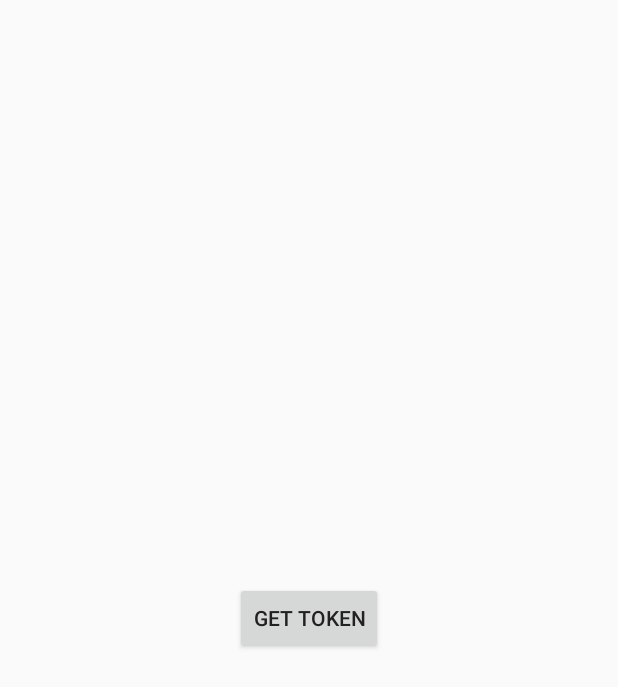
After one commit to SiiTP/android, an Android app: the layout activity_gcm.xml on its own in the app's theme, with its tools: preview values and no code run, on a phone screen of 412 x 824 dp. The commit adds this screen. Shown: the top 687 px of the screen. Run offline under Robolectric (Android 15) with nearby library versions, the phone set to English and light mode, and no system bars.

Commit message:
trying add GCM supp

```diff
--- a/app/build.gradle
+++ b/app/build.gradle
@@ -1,6 +1,6 @@
 apply plugin: 'com.android.application'
 apply plugin: 'me.tatarka.retrolambda'
-
+apply plugin: 'com.google.gms.google-services'
 buildscript {
     repositories {
         mavenCentral()
@@ -47,4 +47,5 @@ dependencies {
     compile 'com.j256.ormlite:ormlite-android:4.48'
     compile 'com.android.support:recyclerview-v7:23.2.0'
     compile 'com.android.support:design:23.2.0'
+    compile "com.google.android.gms:play-services-gcm:8.3.0"
 }
--- a/app/src/main/java/com/dbtest/ivan/app/activity/SignUpActivity.java
+++ b/app/src/main/java/com/dbtest/ivan/app/activity/SignUpActivity.java
@@ -59,7 +59,7 @@ public class SignUpActivity extends AbstractToolbarActivity implements WaitingAc
         usernameView = (EditText) findViewById(R.id.signup_username);
         passwordView = (EditText) findViewById(R.id.signup_password);
         repeatPasswordView = (EditText) findViewById(R.id.signup_repeat_password);
-        submit = (Button) findViewById(R.id.signup_submit);//todo KAK BLYAT YBRAT KRASNYU LINIYU??!?!?!?!?!?!?!? POCHEMY ONA MENYAETSYA KOGDA OWIBKY ISPRAVIT V DRYGOY VIEW!?!?!?
+        submit = (Button) findViewById(R.id.signup_submit);
 
         repeatPasswordView.addTextChangedListener(new PasswordsTextWatcher((TextInputLayout)findViewById(R.id.signup_repeat_password_supp),passwordView));
         passwordView.addTextChangedListener(new MaxLengthTextWatcher((TextInputLayout)findViewById(R.id.signup_password_supp),16));
@@ -86,7 +86,7 @@ public class SignUpActivity extends AbstractToolbarActivity implements WaitingAc
                 if(f == null) {
                     String email = null;
                     if (emailView != null) {
-                        email = emailView.getText().toString();//kak delat validaciyu?
+                        email = emailView.getText().toString();
                     }
 
                     String username = null;
--- a/app/src/main/java/com/dbtest/ivan/app/logic/db/OrmHelper.java
+++ b/app/src/main/java/com/dbtest/ivan/app/logic/db/OrmHelper.java
@@ -19,7 +19,7 @@ import java.sql.SQLException;
  */
 public class OrmHelper extends OrmLiteSqliteOpenHelper {
     public static final String DB_NAME = "friend_reminder";
-    public static final int DB_VERSION = 42;
+    public static final int DB_VERSION = 43;
     public OrmHelper(Context context){
         super(context,DB_NAME,null,DB_VERSION, R.raw.ormlite_config);
     }
--- a/app/src/main/java/com/dbtest/ivan/app/services/intent/SynchronizeIntentService.java
+++ b/app/src/main/java/com/dbtest/ivan/app/services/intent/SynchronizeIntentService.java
@@ -49,4 +49,5 @@ public class SynchronizeIntentService extends IntentService {
         OpenHelperManager.releaseHelper();
         super.onDestroy();
     }
+
 }
--- a/app/src/main/res/layout/activity_detail_reminder.xml
+++ b/app/src/main/res/layout/activity_detail_reminder.xml
@@ -90,7 +90,7 @@
     <Button
         style="@style/SignSubmit"
         android:layout_marginTop="10dp"
-        android:text="WTF SYNC ALL"
+        android:text="SYNC ALL"
         android:id="@+id/details_wtf"
         android:layout_alignParentBottom="true"
         android:layout_height="wrap_content"
--- /dev/null
+++ b/app/src/main/res/layout/activity_gcm.xml
@@ -0,0 +1,20 @@
+<?xml version="1.0" encoding="utf-8"?>
+<RelativeLayout xmlns:android="http://schemas.android.com/apk/res/android"
+    xmlns:tools="http://schemas.android.com/tools"
+    android:layout_width="match_parent"
+    android:layout_height="match_parent"
+    android:paddingBottom="@dimen/activity_vertical_margin"
+    android:paddingLeft="@dimen/activity_horizontal_margin"
+    android:paddingRight="@dimen/activity_horizontal_margin"
+    android:paddingTop="@dimen/activity_vertical_margin"
+    tools:context="com.dbtest.ivan.app.activity.GCM">
+
+    <Button
+        style="?android:attr/buttonStyleSmall"
+        android:layout_width="wrap_content"
+        android:layout_height="wrap_content"
+        android:text="get token"
+        android:id="@+id/get_token"
+        android:layout_centerVertical="true"
+        android:layout_centerHorizontal="true" />
+</RelativeLayout>
--- a/app/src/main/res/values/strings.xml
+++ b/app/src/main/res/values/strings.xml
@@ -1,5 +1,7 @@
 <resources>
     <string name="app_name">FriendReminder</string>
+    <string name="dev_key">AIzaSyDP2sfM-IkVJy_ksC-Sr3V-LEM6YLlkZJE</string>
+    <string name="dev_key2">AIzaSyC1O99_tQxjrQ2uRJpv8CduyCulPZEaFTA</string>
     <string name="title_activity_list">ListActivity</string>
 
     <string name="hello_world">Hello world!</string>
--- a/build.gradle
+++ b/build.gradle
@@ -6,7 +6,7 @@ buildscript {
     }
     dependencies {
         classpath 'com.android.tools.build:gradle:1.3.0'
-
+        classpath 'com.google.gms:google-services:2.0.0-alpha6'
         // NOTE: Do not place your application dependencies here; they belong
         // in the individual module build.gradle files
     }
```
Also changed, not shown: app/src/main/AndroidManifest.xml (+37 -5 lines), app/src/main/java/com/dbtest/ivan/app/activity/GCM.java (added, +46 -0 lines), app/src/main/java/com/dbtest/ivan/app/activity/SignInActivity.java (+8 -1 lines), app/src/main/java/com/dbtest/ivan/app/services/CustomGcmListener.java (added, +16 -0 lines), app/src/main/java/com/dbtest/ivan/app/services/CustomInstanceIdListener.java (added, +14 -0 lines), app/src/main/java/com/dbtest/ivan/app/services/intent/FullSyncService.java (+0 -22 lines), app/src/main/res/layout/activity_signin.xml (+8 -0 lines), gradle/wrapper/gradle-wrapper.properties, 3 other files.
